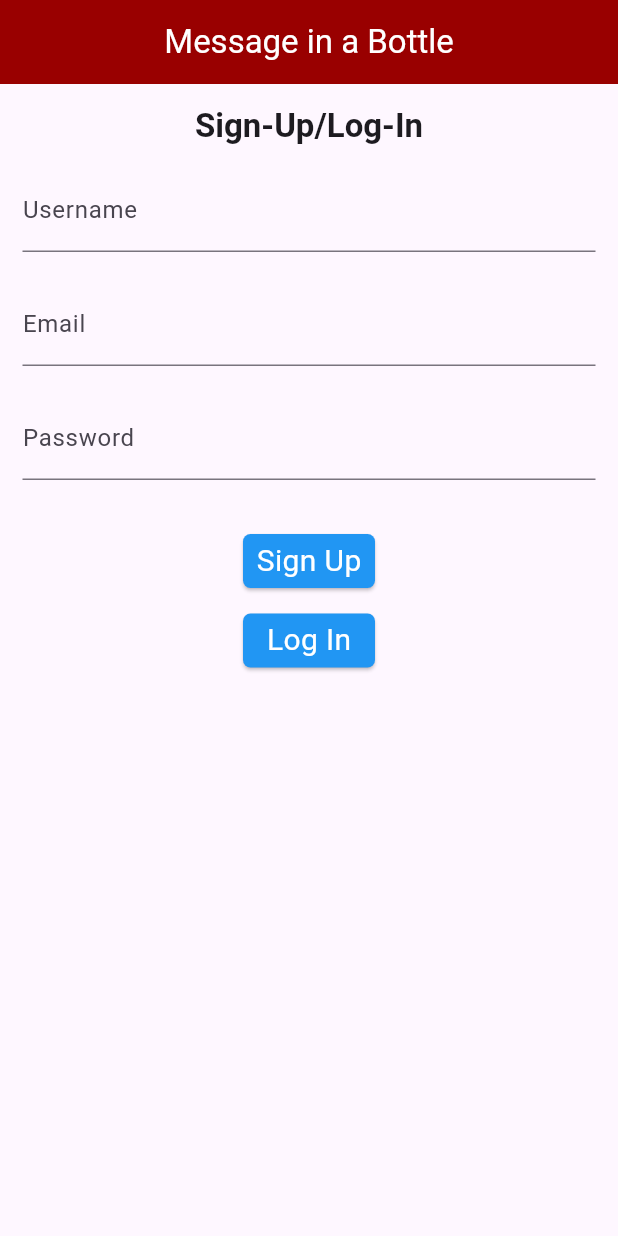
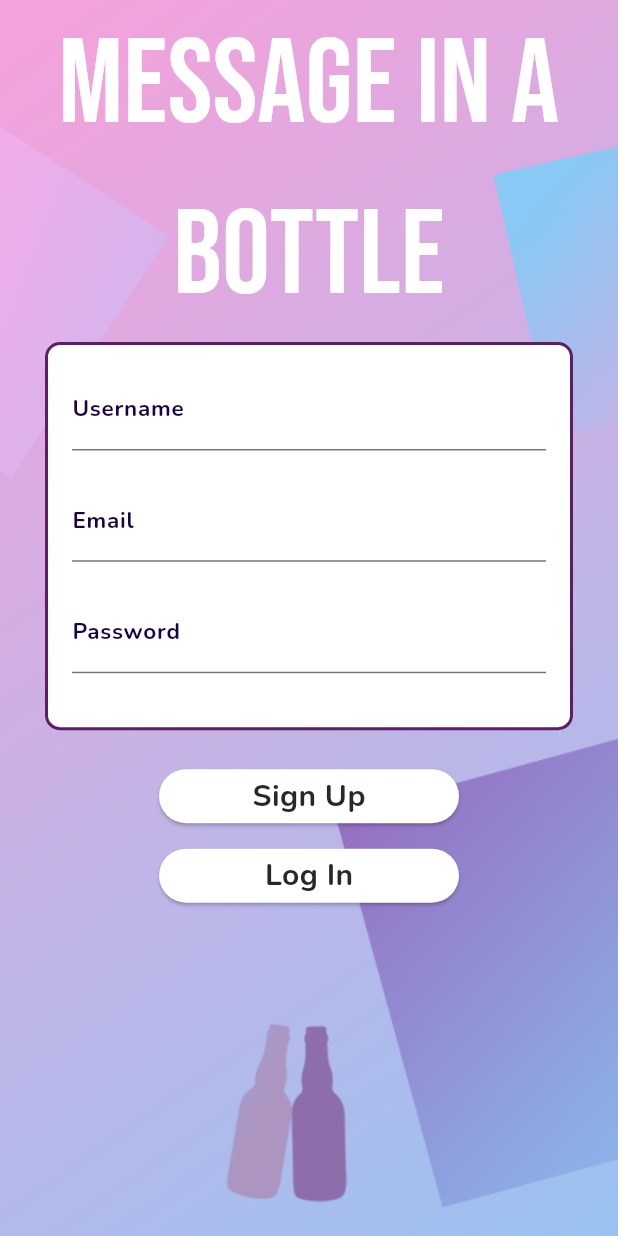
Before and after one commit to backedman/MessageInABottle, a Flutter app: the screen it shows after launch, on a phone screen of 412 x 824 dp. Run offline on Flutter 3.47's test engine with Material 3 defaults, Android fonts, the phone set to English and light mode, and no system bars; our stand-ins replace cloud_firestore, firebase_auth, firebase_core, flutter_map, geolocator, latlong2; missing offline and left inert: flutter_map_location_marker; accounts and stored records are empty.

Commit message:
login page decoration

```diff
--- /dev/null
+++ b/message_in_a_bottle/devtools_options.yaml
@@ -0,0 +1 @@
+extensions:
--- a/message_in_a_bottle/lib/pages/login.dart
+++ b/message_in_a_bottle/lib/pages/login.dart
@@ -154,51 +154,109 @@ class LoginPageState extends State<LoginPage> {
   @override
   Widget build(BuildContext context) {
     return Scaffold(
-      appBar: AppBar(
-        backgroundColor: const Color.fromARGB(255, 153, 0, 0),
-        centerTitle: true,
-        title: const Text(
-          "Message in a Bottle",
-          style: TextStyle(color: Colors.white),
+      body: Container(
+        decoration: const BoxDecoration(
+          image: DecorationImage(
+            image: AssetImage("images/LoginBackGround.png"),
+            fit: BoxFit.cover,
           ),
         ),
-      body: SingleChildScrollView(
-        padding: const EdgeInsets.symmetric(horizontal: 15),
+        padding: const EdgeInsets.symmetric(horizontal: 30),
         child: Column(
           mainAxisAlignment: MainAxisAlignment.start,
           children: <Widget>[
-            AppBar(
-              centerTitle: true,
-              title: const Text(
-                'Sign-Up/Log-In',
-                style: TextStyle(fontWeight: FontWeight.bold),
+            const Text(
+              "Message In A Bottle",
+              style: TextStyle(
+                  color: Colors.white, fontSize: 80, fontFamily: 'BebasNeue'),
+              textAlign: TextAlign.center,
+            ),
+            Container(
+              decoration: BoxDecoration(
+                color: Colors.white,
+                borderRadius: BorderRadius.circular(10),
+                border: Border.all(
+                  color: const Color.fromARGB(255, 93, 30, 98),
+                  width: 2.0,
                 ),
               ),
+              padding: const EdgeInsets.all(16.0),
+              child: Column(
+                crossAxisAlignment: CrossAxisAlignment.start,
+                children: [
                   TextField(
+                    style: const TextStyle(
+                      color: Color.fromARGB(255, 25, 3, 68),
+                      fontSize: 15,
+                      fontFamily: 'Nunito-VariableFont',
+                      fontWeight: FontWeight.bold,
+                    ),
                     controller: usernameController,
                     decoration: const InputDecoration(
+                      labelStyle: TextStyle(
+                        color: Color.fromARGB(255, 25, 3, 68),
+                        fontSize: 15,
+                        fontFamily: 'Nunito-VariableFont',
+                        fontWeight: FontWeight.bold,
+                      ),
                       labelText: 'Username',
-                    hintText: 'Username (sign-up only)')),
+                      hintText: 'Username (sign-up only)',
+                    ),
+                  ),
                   const SizedBox(height: 20.0),
                   TextField(
+                    style: const TextStyle(
+                      color: Color.fromARGB(255, 25, 3, 68),
+                      fontSize: 15,
+                      fontFamily: 'Nunito-VariableFont',
+                      fontWeight: FontWeight.bold,
+                    ),
                     controller: emailController,
                     keyboardType: TextInputType.emailAddress,
                     decoration: const InputDecoration(
-                    labelText: 'Email', hintText: 'Email')),
+                      labelStyle: TextStyle(
+                        color: Color.fromARGB(255, 25, 3, 68),
+                        fontSize: 15,
+                        fontFamily: 'Nunito-VariableFont',
+                        fontWeight: FontWeight.bold,
+                      ),
+                      labelText: 'Email',
+                      hintText: 'Email',
+                    ),
+                  ),
                   const SizedBox(height: 20.0),
                   TextField(
+                    style: const TextStyle(
+                      color: Color.fromARGB(255, 25, 3, 68),
+                      fontSize: 15,
+                      fontFamily: 'Nunito-VariableFont',
+                      fontWeight: FontWeight.bold,
+                    ),
                     controller: passwordController,
                     obscureText: true,
                     decoration: const InputDecoration(
+                      labelStyle: TextStyle(
+                        color: Color.fromARGB(255, 25, 3, 68),
+                        fontSize: 15,
+                        fontFamily: 'Nunito-VariableFont',
+                        fontWeight: FontWeight.bold,
+                      ),
                       labelText: 'Password',
-                    hintText: 'Password (6 or more characters)')),
-            const SizedBox(height: 30.0),
+                      hintText: 'Password (6 or more characters)',
+                    ),
+                  ),
+                  const SizedBox(height: 20.0),
+                ],
+              ),
+            ),
+            const SizedBox(height: 20.0),
             SizedBox(
+                width: 200.0,
                 child: RawMaterialButton(
-                    fillColor: Colors.blue,
+                    fillColor: const Color.fromARGB(255, 255, 255, 255),
                     elevation: 1.0,
                     shape: RoundedRectangleBorder(
-                        borderRadius: BorderRadius.circular(5)),
+                        borderRadius: BorderRadius.circular(20)),
                     onPressed: () async {
                       User? user = await signUp();
                       if (user != null && context.mounted) {
@@ -207,12 +265,12 @@ class LoginPageState extends State<LoginPage> {
                           MaterialPageRoute(
                             builder: (context) => Scaffold(
                               appBar: AppBar(
-                                backgroundColor:
-                                    const Color.fromARGB(255, 153, 0, 0),
+                                // backgroundColor: const Color.fromARGB(255, 153, 0, 0),
                                 centerTitle: true,
                                 title: const Text(
                                   "Message in a Bottle",
-                                  style: TextStyle(color: Colors.white),
+                                  style: TextStyle(
+                                      color: Color.fromARGB(255, 0, 0, 0)),
                                 ),
                               ),
                               body: MapPage(
@@ -224,15 +282,19 @@ class LoginPageState extends State<LoginPage> {
                       }
                     },
                     child: const Text('Sign Up',
-                        style:
-                            TextStyle(color: Colors.white, fontSize: 20.0)))),
+                        style: TextStyle(
+                            color: Color.fromARGB(255, 40, 40, 40),
+                            fontSize: 20.0,
+                            fontFamily: 'Nunito-VariableFont',
+                            fontWeight: FontWeight.bold)))),
             const SizedBox(height: 5.0),
             SizedBox(
+              width: 200.0,
               child: RawMaterialButton(
-                fillColor: Colors.blue,
+                fillColor: const Color.fromARGB(255, 255, 255, 255),
                 elevation: 1.0,
                 shape: RoundedRectangleBorder(
-                    borderRadius: BorderRadius.circular(5)),
+                    borderRadius: BorderRadius.circular(20)),
                 onPressed: () async {
                   User? user = await logIn();
                   if (user != null && context.mounted) {
@@ -241,12 +303,12 @@ class LoginPageState extends State<LoginPage> {
                       MaterialPageRoute(
                         builder: (context) => Scaffold(
                           appBar: AppBar(
-                            backgroundColor:
-                                const Color.fromARGB(255, 153, 0, 0),
+                            // backgroundColor: const Color.fromARGB(255, 153, 0, 0),
                             centerTitle: true,
                             title: const Text(
                               "Message in a Bottle",
-                              style: TextStyle(color: Colors.white),
+                              style: TextStyle(
+                                  color: Color.fromARGB(255, 0, 0, 0)),
                             ),
                           ),
                           body: MapPage(
@@ -259,7 +321,11 @@ class LoginPageState extends State<LoginPage> {
                 },
                 child: const Text(
                   'Log In',
-                  style: TextStyle(color: Colors.white, fontSize: 20.0),
+                  style: TextStyle(
+                      color: Color.fromARGB(255, 40, 40, 40),
+                      fontSize: 20.0,
+                      fontFamily: 'Nunito-VariableFont',
+                      fontWeight: FontWeight.bold),
                 ),
               ),
             ),
```
Also changed, not shown: message_in_a_bottle/pubspec.yaml (+11 -8 lines), message_in_a_bottle/fonts/BebasNeue-Regular.ttf (added), message_in_a_bottle/fonts/Nunito-VariableFont_wght.ttf (added), message_in_a_bottle/images/LoginBackGround.png (added). Lines whose indentation alone changed are shown as unchanged.
